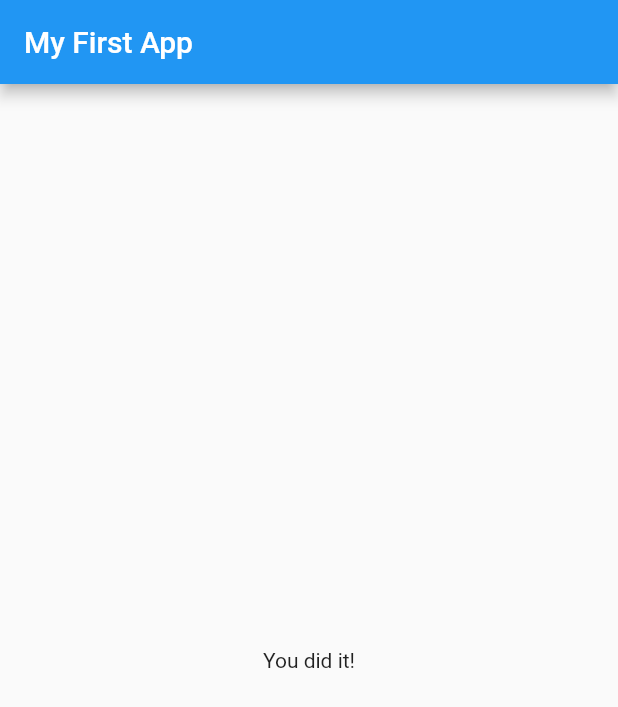
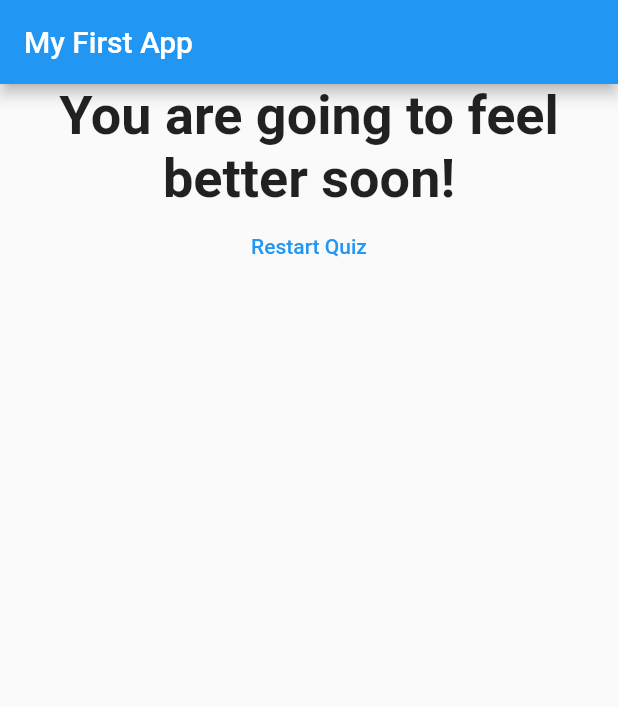
Before and after one commit to hlmichellemasters/flut, a Flutter app: the screen it shows after launch, after a tap on "Terrible", after a tap on "Mad", after a tap on "All Day", on a phone screen of 412 x 824 dp. Shown: the top 707 px of the screen. Run offline on Flutter 3.47's test engine with Material 2 defaults, Android fonts, the phone set to English and light mode, and no system bars.

Commit message:
add reset button to quiz end

```diff
--- a/lib/main.dart
+++ b/lib/main.dart
@@ -53,6 +53,13 @@ class _MyAppState extends State<MyApp> {
     }
   }
 
+  void _resetQuiz() {
+    setState(() {
+      _questionIndex = 0;
+      _totalScore = 0;
+    });
+  }
+
   @override
   Widget build(BuildContext context) {
     return MaterialApp(
@@ -65,7 +72,7 @@ class _MyAppState extends State<MyApp> {
                   answerQuestion: _answerQuestion,
                   questions: _questions,
                   questionIndex: _questionIndex)
-              : Result()
+              : Result(_totalScore, _resetQuiz)
           // control + space_bar to cycle through suggested arguments
           ),
     );
--- a/lib/result.dart
+++ b/lib/result.dart
@@ -4,8 +4,36 @@ import 'package:flutter/src/widgets/placeholder.dart';
 import 'package:flutter/material.dart';
 
 class Result extends StatelessWidget {
+  final int resultScore;
+  final Function resetHandler;
+
+  Result(this.resultScore, this.resetHandler);
+
+  String get resultPhrase {
+    String resultText;
+    if (resultScore <= 15) {
+      resultText = 'You are going to feel better soon!';
+    } else if (resultScore < 30) {
+      resultText = 'Wow, that\'s so great how good you are doing!';
+    } else {
+      resultText = 'That\'s amazing! Keep doing what you are doing!';
+    }
+    return resultText;
+  }
+
   @override
   Widget build(BuildContext context) {
-    return Center(child: Text('You did it!'));
+    return Center(
+      child: Column(
+        children: [
+          Text(
+            resultPhrase,
+            style: TextStyle(fontSize: 36, fontWeight: FontWeight.bold),
+            textAlign: TextAlign.center,
+          ),
+          TextButton(child: Text('Restart Quiz'), onPressed: this.resetHandler),
+        ],
+      ),
+    );
   }
 }
```
